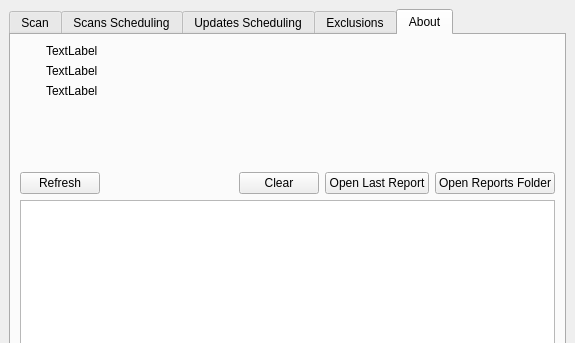
Above: MainWindow.ui from jplozf/calamity before the change; both pictures show x 0 to 575 and y 0 to 343 of the 575 by 638 pixel window. Below: the same form after it.
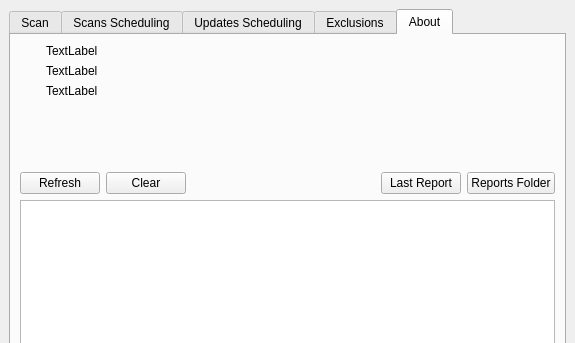
That is the form after the change. Icons and pictures are not drawn. Custom widgets are drawn as their Qt base class.

Commit message:
feat: Enhance HTML report and fix scheduled scans
- Enhanced the HTML report to display a prominent status message with a green or red LED icon at the top, indicating whether threats were found.
- Moved the status message to appear after the main report title.
- Resized the LED icon to 32x32 to improve image quality.
- Set the HTML report background color to #FADA5E.
- Fixed a bug where the report path was missing from notifications for scheduled scans.

```diff
--- a/MainWindow.ui
+++ b/MainWindow.ui
@@ -600,19 +600,6 @@
                </property>
               </widget>
              </item>
-             <item>
-              <spacer name="horizontalSpacer_3">
-               <property name="orientation">
-                <enum>Qt::Horizontal</enum>
-               </property>
-               <property name="sizeHint" stdset="0">
-                <size>
-                 <width>40</width>
-                 <height>20</height>
-                </size>
-               </property>
-              </spacer>
-             </item>
              <item>
               <widget class="QPushButton" name="clearHistoryButton">
                <property name="text">
@@ -620,17 +607,30 @@
                </property>
               </widget>
              </item>
+             <item>
+              <spacer name="horizontalSpacer_8">
+               <property name="orientation">
+                <enum>Qt::Horizontal</enum>
+               </property>
+               <property name="sizeHint" stdset="0">
+                <size>
+                 <width>40</width>
+                 <height>20</height>
+                </size>
+               </property>
+              </spacer>
+             </item>
               <item>
                <widget class="QPushButton" name="openLastReportButton">
                 <property name="text">
-                 <string>Open Last Report</string>
+                <string>Last Report</string>
                 </property>
                </widget>
               </item>
               <item>
                <widget class="QPushButton" name="openReportsFolderButton">
                 <property name="text">
-                 <string>Open Reports Folder</string>
+                <string>Reports Folder</string>
                 </property>
                </widget>
               </item>
```
Left out of the diff: 12 changed lines with no effect on the pictures. Lines whose indentation alone changed are shown as unchanged. The commit also changes 7 other files.
